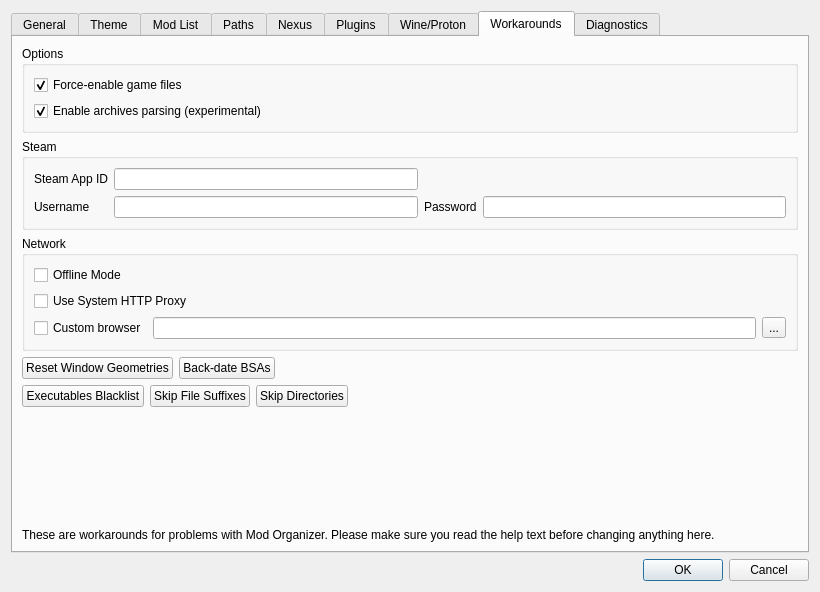
The window that src/src/settingsdialog.ui (saghm/Fluorine-Manager) describes before a commit, drawn with Qt 5.
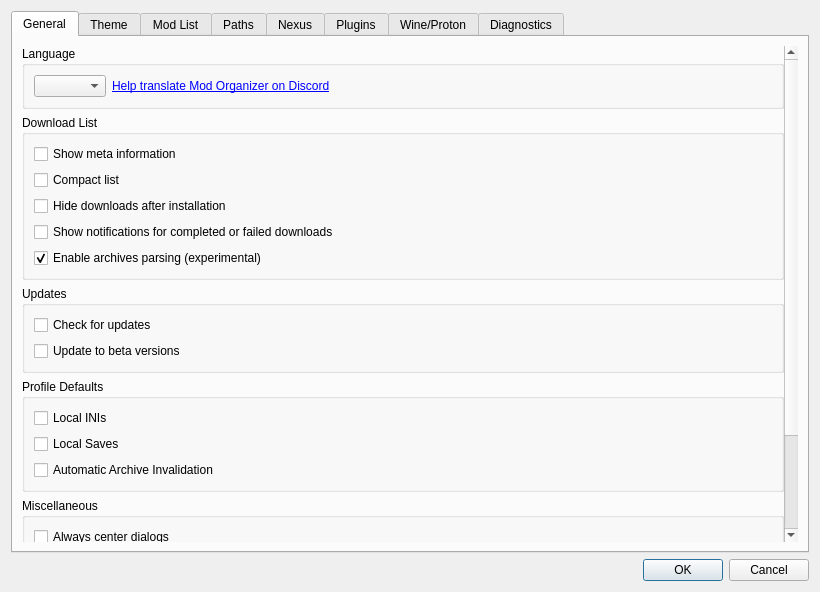
The same window after the commit. The open tabs and pages were chosen to show the change. Icons and pictures are not drawn. Custom widgets are drawn as their Qt base class.

Diff of the .ui file:
```diff
--- a/src/src/settingsdialog.ui
+++ b/src/src/settingsdialog.ui
@@ -166,6 +166,35 @@
                 </property>
                </widget>
               </item>
+              <item>
+               <widget class="QCheckBox" name="showDownloadNotificationsBox">
+                <property name="toolTip">
+                 <string>Show notifications when downloads complete or fail.</string>
+                </property>
+                <property name="whatsThis">
+                 <string>Show notifications when downloads complete or fail.</string>
+                </property>
+                <property name="text">
+                 <string>Show notifications for completed or failed downloads</string>
+                </property>
+               </widget>
+              </item>
+              <item>
+               <widget class="QCheckBox" name="enableArchiveParsingBox">
+                <property name="toolTip">
+                 <string>Enable parsing of Archives. This is an Experimental Feature. Has negative effects on performance and known incorrectness.</string>
+                </property>
+                <property name="whatsThis">
+                 <string>&lt;html&gt;&lt;head/&gt;&lt;body&gt;&lt;p&gt;By default, MO will parse archive files (BSA, BA2) to calculate conflicts between the contents of the archive files and other loose files. This process has a noticeable cost in performance.&lt;/p&gt;&lt;p&gt;This feature should not be confused with the archive management feature offered by MO1. MO2 will only show conflicts with archives and will NOT load them into the game or program.&lt;/p&gt;&lt;p&gt;If you disable this feature, MO will only display conflicts between loose files.&lt;/p&gt;&lt;/body&gt;&lt;/html&gt;</string>
+                </property>
+                <property name="text">
+                 <string>Enable archives parsing (experimental)</string>
+                </property>
+                <property name="checked">
+                 <bool>true</bool>
+                </property>
+               </widget>
+              </item>
              </layout>
             </widget>
            </item>
@@ -1897,440 +1926,6 @@
        </item>
       </layout>
      </widget>
-     <widget class="QWidget" name="workaroundTab">
-      <attribute name="title">
-       <string>Workarounds</string>
-      </attribute>
-      <layout class="QVBoxLayout" name="verticalLayout_5">
-       <item>
-        <widget class="QScrollArea" name="workaroundScrollArea">
-         <property name="styleSheet">
-          <string notr="true">#workaroundScrollArea { background-color: transparent; }
-#workaroundScrollAreaWidgetContents { background-color: transparent; }</string>
-         </property>
-         <property name="frameShape">
-          <enum>QFrame::NoFrame</enum>
-         </property>
-         <property name="frameShadow">
-          <enum>QFrame::Plain</enum>
-         </property>
-         <property name="widgetResizable">
-          <bool>true</bool>
-         </property>
-         <widget class="QWidget" name="workaroundScrollAreaWidgetContents">
-          <property name="geometry">
-           <rect>
-            <x>0</x>
-            <y>0</y>
-            <width>778</width>
-            <height>475</height>
-           </rect>
-          </property>
-          <property name="autoFillBackground">
-           <bool>false</bool>
-          </property>
-          <layout class="QVBoxLayout" name="verticalLayout_6">
-           <property name="leftMargin">
-            <number>0</number>
-           </property>
-           <property name="topMargin">
-            <number>0</number>
-           </property>
-           <property name="rightMargin">
-            <number>0</number>
-           </property>
-           <property name="bottomMargin">
-            <number>0</number>
-           </property>
-           <item>
-            <widget class="QGroupBox" name="workaroundsOptionsBox">
-             <property name="title">
-              <string>Options</string>
-             </property>
-             <layout class="QVBoxLayout" name="verticalLayout_23">
-              <property name="leftMargin">
-               <number>9</number>
-              </property>
-              <property name="topMargin">
-               <number>9</number>
-              </property>
-              <property name="rightMargin">
-               <number>9</number>
-              </property>
-              <property name="bottomMargin">
-               <number>9</number>
-              </property>
-              <item>
-               <widget class="QCheckBox" name="forceEnableBox">
-                <property name="toolTip">
-                 <string>If checked, files (i.e. esps, esms and bsas) belonging to the core game can not be disabled in the UI. (default: on)</string>
-                </property>
-                <property name="whatsThis">
-                 <string>If checked, files (i.e. esps, esms and bsas) belonging to the core game can not be disabled in the UI. (default: on)
-Uncheck this if you want to use Mod Organizer with total conversions (like Nehrim) but be aware that the game will crash if required files are not enabled.</string>
-                </property>
-                <property name="text">
-                 <string>Force-enable game files</string>
-                </property>
-                <property name="checked">
-                 <bool>true</bool>
-                </property>
-               </widget>
-              </item>
-              <item>
-               <widget class="QCheckBox" name="enableArchiveParsingBox">
-                <property name="toolTip">
-                 <string>Enable parsing of Archives. This is an Experimental Feature. Has negative effects on performance and known incorrectness.</string>
-                </property>
-                <property name="whatsThis">
-                 <string>&lt;html&gt;&lt;head/&gt;&lt;body&gt;&lt;p&gt;By default, MO will parse archive files (BSA, BA2) to calculate conflicts between the contents of the archive files and other loose files. This process has a noticeable cost in performance.&lt;/p&gt;&lt;p&gt;This feature should not be confused with the archive management feature offered by MO1. MO2 will only show conflicts with archives and will NOT load them into the game or program.&lt;/p&gt;&lt;p&gt;If you disable this feature, MO will only display conflicts between loose files.&lt;/p&gt;&lt;/body&gt;&lt;/html&gt;</string>
-                </property>
-                <property name="text">
-                 <string>Enable archives parsing (experimental)</string>
-                </property>
-                <property name="checked">
-                 <bool>true</bool>
-                </property>
-               </widget>
-              </item>
-             </layout>
-            </widget>
-           </item>
-           <item>
-            <widget class="QGroupBox" name="groupBox_12">
-             <property name="title">
-              <string>Steam</string>
-             </property>
-             <layout class="QGridLayout" name="gridLayout_7">
-              <item row="1" column="1">
-               <widget class="QLineEdit" name="steamUserEdit"/>
-              </item>
-              <item row="1" column="2">
-               <widget class="QLabel" name="label_20">
-                <property name="text">
-                 <string>Password</string>
-                </property>
-               </widget>
-              </item>
-              <item row="1" column="3">
-               <widget class="QLineEdit" name="steamPassEdit">
-                <property name="echoMode">
-                 <enum>QLineEdit::Password</enum>
-                </property>
-               </widget>
-              </item>
-              <item row="1" column="0">
-               <widget class="QLabel" name="label_19">
-                <property name="text">
-                 <string>Username</string>
-                </property>
-               </widget>
-              </item>
-              <item row="0" column="0">
-               <widget class="QLabel" name="label_4">
-                <property name="text">
-                 <string>Steam App ID</string>
-                </property>
-               </widget>
-              </item>
-              <item row="0" column="1">
-               <widget class="QLineEdit" name="appIDEdit">
-                <property name="toolTip">
-                 <string>The Steam AppID for your game</string>
-                </property>
-                <property name="whatsThis">
-                 <string>&lt;!DOCTYPE HTML PUBLIC &quot;-//W3C//DTD HTML 4.0//EN&quot; &quot;http://www.w3.org/TR/REC-html40/strict.dtd&quot;&gt;
-&lt;html&gt;&lt;head&gt;&lt;meta name=&quot;qrichtext&quot; content=&quot;1&quot; /&gt;&lt;style type=&quot;text/css&quot;&gt;
-p, li { white-space: pre-wrap; }
-&lt;/style&gt;&lt;/head&gt;&lt;body style=&quot; font-family:'MS Shell Dlg 2'; font-size:8.25pt; font-weight:400; font-style:normal;&quot;&gt;
-&lt;p style=&quot; margin-top:0px; margin-bottom:0px; margin-left:0px; margin-right:0px; -qt-block-indent:0; text-indent:0px;&quot;&gt;&lt;span style=&quot; font-size:8pt;&quot;&gt;The Steam App ID is required to directly start some games. For Skyrim, if this is not set or wrong, the &amp;quot;Mod Organizer&amp;quot; load mechanism may not work properly.&lt;/span&gt;&lt;/p&gt;
-&lt;p style=&quot; margin-top:0px; margin-bottom:0px; margin-left:0px; margin-right:0px; -qt-block-indent:0; text-indent:0px;&quot;&gt;&lt;span style=&quot; font-size:8pt;&quot;&gt;The preset for this is the App ID of the &amp;quot;regular&amp;quot; version so in most cases, you should be set.&lt;/span&gt;&lt;/p&gt;
-&lt;p style=&quot; margin-top:0px; margin-bottom:0px; margin-left:0px; margin-right:0px; -qt-block-indent:0; text-indent:0px;&quot;&gt;&lt;span style=&quot; font-size:8pt;&quot;&gt;If you think you have a different version (GotY or something), follow these steps to get to the id:&lt;/span&gt;&lt;/p&gt;
-&lt;p style=&quot; margin-top:0px; margin-bottom:0px; margin-left:0px; margin-right:0px; -qt-block-indent:0; text-indent:0px;&quot;&gt;&lt;span style=&quot; font-size:8pt;&quot;&gt;1. Navigate to the game library in steam&lt;/span&gt;&lt;/p&gt;
-&lt;p style=&quot; margin-top:0px; margin-bottom:0px; margin-left:0px; margin-right:0px; -qt-block-indent:0; text-indent:0px;&quot;&gt;&lt;span style=&quot; font-size:8pt;&quot;&gt;2. right-click on the game you need the id for and choose &lt;/span&gt;&lt;span style=&quot; font-size:8pt; font-weight:600;&quot;&gt;Create desktop shortcut&lt;/span&gt;&lt;/p&gt;
-&lt;p style=&quot; margin-top:0px; margin-bottom:0px; margin-left:0px; margin-right:0px; -qt-block-indent:0; text-indent:0px;&quot;&gt;&lt;span style=&quot; font-size:8pt;&quot;&gt;3. right-click on the newly created shortcut on your desktop and select &lt;/span&gt;&lt;span style=&quot; font-size:8pt; font-weight:600;&quot;&gt;Properties&lt;/span&gt;&lt;/p&gt;
-&lt;p style=&quot; margin-top:0px; margin-bottom:0px; margin-left:0px; margin-right:0px; -qt-block-indent:0; text-indent:0px;&quot;&gt;&lt;span style=&quot; font-size:8pt;&quot;&gt;4. in the URL-field you should see something like this: &lt;/span&gt;&lt;span style=&quot; font-size:8pt; font-style:italic;&quot;&gt;steam://rungameid/22380&lt;/span&gt;&lt;/p&gt;
-&lt;p style=&quot; margin-top:0px; margin-bottom:0px; margin-left:0px; margin-right:0px; -qt-block-indent:0; text-indent:0px;&quot;&gt;&lt;span style=&quot; font-size:8pt;&quot;&gt;22380 is the id you're looking for.&lt;/span&gt;&lt;/p&gt;&lt;/body&gt;&lt;/html&gt;</string>
-                </property>
-               </widget>
-              </item>
-             </layout>
-            </widget>
-           </item>
-           <item>
-            <widget class="QGroupBox" name="groupBox">
-             <property name="minimumSize">
-              <size>
-               <width>0</width>
-               <height>100</height>
-              </size>
-             </property>
-             <property name="title">
-              <string>Network</string>
-             </property>
-             <layout class="QVBoxLayout" name="verticalLayout_22">
-              <item>
-               <widget class="QCheckBox" name="offlineBox">
-                <property name="statusTip">
-                 <string>Disable automatic internet features</string>
-                </property>
-                <property name="whatsThis">
-                 <string>Disable automatic internet features. This does not affect features that are explicitly invoked by the user (like checking mods for updates, endorsing, opening the web browser)</string>
-                </property>
-                <property name="text">
-                 <string>Offline Mode</string>
-                </property>
-               </widget>
-              </item>
-              <item>
-               <widget class="QCheckBox" name="proxyBox">
-                <property name="statusTip">
-                 <string>Use a proxy for network connections.</string>
-                </property>
-                <property name="whatsThis">
-                 <string>Use a proxy for network connections. This uses the system-wide settings which can be configured in Internet Explorer. Please note that MO will start up a few seconds slower on some systems when using a proxy.</string>
-                </property>
-                <property name="text">
-                 <string>Use System HTTP Proxy</string>
-                </property>
-               </widget>
-              </item>
-              <item>
-               <widget class="QWidget" name="widget_7" native="true">
-                <layout class="QHBoxLayout" name="horizontalLayout_9">
-                 <property name="leftMargin">
-                  <number>0</number>
-                 </property>
-                 <property name="topMargin">
-                  <number>0</number>
-                 </property>
-                 <property name="rightMargin">
-                  <number>0</number>
-                 </property>
-                 <property name="bottomMargin">
-                  <number>0</number>
-                 </property>
-                 <item>
-                  <widget class="QCheckBox" name="useCustomBrowser">
-                   <property name="toolTip">
-                    <string>Use &quot;%1&quot; as a placeholder for the URL.</string>
-                   </property>
-                   <property name="statusTip">
-                    <string>Use &quot;%1&quot; as a placeholder for the URL.</string>
-                   </property>
-                   <property name="whatsThis">
-                    <string>Use &quot;%1&quot; as a placeholder for the URL.</string>
-                   </property>
-                   <property name="text">
-                    <string>Custom browser</string>
-                   </property>
-                  </widget>
-                 </item>
-                 <item>
-                  <widget class="QLineEdit" name="browserCommand">
-                   <property name="toolTip">
-                    <string>Use &quot;%1&quot; as a placeholder for the URL.</string>
-                   </property>
-                   <property name="statusTip">
-                    <string>Use &quot;%1&quot; as a placeholder for the URL.</string>
-                   </property>
-                   <property name="whatsThis">
-                    <string>Use &quot;%1&quot; as a placeholder for the URL.</string>
-                   </property>
-                  </widget>
-                 </item>
-                 <item>
-                  <widget class="QToolButton" name="browseCustomBrowser">
-                   <property name="text">
-                    <string>...</string>
-                   </property>
-                  </widget>
-                 </item>
-                </layout>
-               </widget>
-              </item>
-             </layout>
-            </widget>
-           </item>
-           <item>
-            <widget class="QWidget" name="widget_12" native="true">
-             <layout class="QHBoxLayout" name="horizontalLayout_usvfs">
-              <property name="leftMargin">
-               <number>0</number>
-              </property>
-              <property name="topMargin">
-               <number>0</number>
-              </property>
-              <property name="rightMargin">
-               <number>0</number>
-              </property>
-              <property name="bottomMargin">
-               <number>0</number>
-              </property>
-              <item>
-               <widget class="QPushButton" name="resetGeometryBtn">
-                <property name="toolTip">
-                 <string>Resets the window geometries for all windows.  This can be useful if a window becomes too small or too large, if a column becomes too thin or too wide, and in similar situations.</string>
-                </property>
-                <property name="whatsThis">
-                 <string>Resets the window geometries for all windows.  This can be useful if a window becomes too small or too large, if a column becomes too thin or too wide, and in similar situations.</string>
-                </property>
-                <property name="text">
-                 <string>Reset Window Geometries</string>
-                </property>
-               </widget>
-              </item>
-              <item>
-               <widget class="QPushButton" name="bsaDateBtn">
-                <property name="toolTip">
-                 <string>
-                          For Skyrim, this can be used instead of Archive Invalidation. It should make AI redundant for all Profiles.
-                          For the other games this is not a sufficient replacement for AI!
-                        </string>
-                </property>
-                <property name="whatsThis">
-                 <string>
-                          For Skyrim, this can be used instead of Archive Invalidation. It should make AI redundant for all Profiles.
-                          For the other games this is not a sufficient replacement for AI!
-                        </string>
-                </property>
-                <property name="text">
-                 <string>Back-date BSAs</string>
-                </property>
-                <property name="icon">
-                 <iconset>
-                  <normaloff>:/MO/gui/resources/emblem-readonly.png</normaloff>:/MO/gui/resources/emblem-readonly.png</iconset>
-                </property>
-               </widget>
-              </item>
-              <item>
-               <spacer name="horizontalSpacer_usvfs">
-                <property name="orientation">
-                 <enum>Qt::Orientation::Horizontal</enum>
-                </property>
-                <property name="sizeHint" stdset="0">
-                 <size>
-                  <width>40</width>
-                  <height>20</height>
-                 </size>
-                </property>
-               </spacer>
-              </item>
-             </layout>
-            </widget>
-           </item>
-           <item>
-            <widget class="QWidget" name="widget_usvfs" native="true">
-             <layout class="QHBoxLayout" name="horizontalLayout">
-              <property name="leftMargin">
-               <number>0</number>
-              </property>
-              <property name="topMargin">
-               <number>0</number>
-              </property>
-              <property name="rightMargin">
-               <number>0</number>
-              </property>
-              <property name="bottomMargin">
-               <number>0</number>
-              </property>
-              <item>
-               <widget class="QPushButton" name="execBlacklistBtn">
-                <property name="toolTip">
-                 <string>Add executables to the blacklist to prevent them from
-accessing the virtual file system. This is useful to prevent
-unintended programs from being hooked. Hooking unintended
-programs may affect the execution of these programs or the
-programs you are intentionally running.</string>
-                </property>
-                <property name="whatsThis">
-                 <string>Add executables to the blacklist to prevent them from accessing the virtual file system.  This is useful to prevent unintended programs from being hooked.  Hooking unintended programs may affect the execution of these programs or the programs you are intentionally running.</string>
-                </property>
-                <property name="text">
-                 <string>Executables Blacklist</string>
-                </property>
-                <property name="autoDefault">
-                 <bool>false</bool>
-                </property>
-               </widget>
-              </item>
-              <item>
-               <widget class="QPushButton" name="skipFileSuffixBtn">
-                <property name="toolTip">
-                 <string>Files to skip or ignore from the virtual file system.</string>
-                </property>
-                <property name="whatsThis">
-                 <string>Files to skip or ignore from the virtual file system.</string>
-                </property>
-                <property name="text">
-                 <string>Skip File Suffixes</string>
-                </property>
-                <property name="autoDefault">
-                 <bool>false</bool>
-                </property>
-               </widget>
-              </item>
-              <item>
-               <widget class="QPushButton" name="skipDirectoriesBtn">
-                <property name="toolTip">
-                 <string>Directories to skip or ignore from the virtual file system.</string>
-                </property>
-                <property name="whatsThis">
-                 <string>Directories to skip or ignore from the virtual file system.</string>
-                </property>
-                <property name="text">
-                 <string>Skip Directories</string>
-                </property>
-                <property name="autoDefault">
-                 <bool>false</bool>
-                </property>
-               </widget>
-              </item>
-              <item>
-               <spacer name="horizontalSpacer">
-                <property name="orientation">
-                 <enum>Qt::Horizontal</enum>
-                </property>
-                <property name="sizeHint" stdset="0">
-                 <size>
-                  <width>40</width>
-                  <height>20</height>
-                 </size>
-                </property>
-               </spacer>
-              </item>
-             </layout>
-            </widget>
-           </item>
-           <item>
-            <spacer name="verticalSpacer">
-             <property name="orientation">
-              <enum>Qt::Vertical</enum>
-             </property>
-             <property name="sizeHint" stdset="0">
-              <size>
-               <width>20</width>
-               <height>40</height>
-              </size>
-             </property>
-            </spacer>
-           </item>
-          </layout>
-         </widget>
-        </widget>
-       </item>
-       <item>
-        <widget class="QLabel" name="label_6">
-         <property name="text">
-          <string>These are workarounds for problems with Mod Organizer. Please make sure you read the help text before changing anything here.</string>
-         </property>
-         <property name="wordWrap">
-          <bool>true</bool>
-         </property>
-        </widget>
-       </item>
-      </layout>
-     </widget>
      <widget class="QWidget" name="diagnosticsTab">
       <attribute name="title">
        <string>Diagnostics</string>
```
